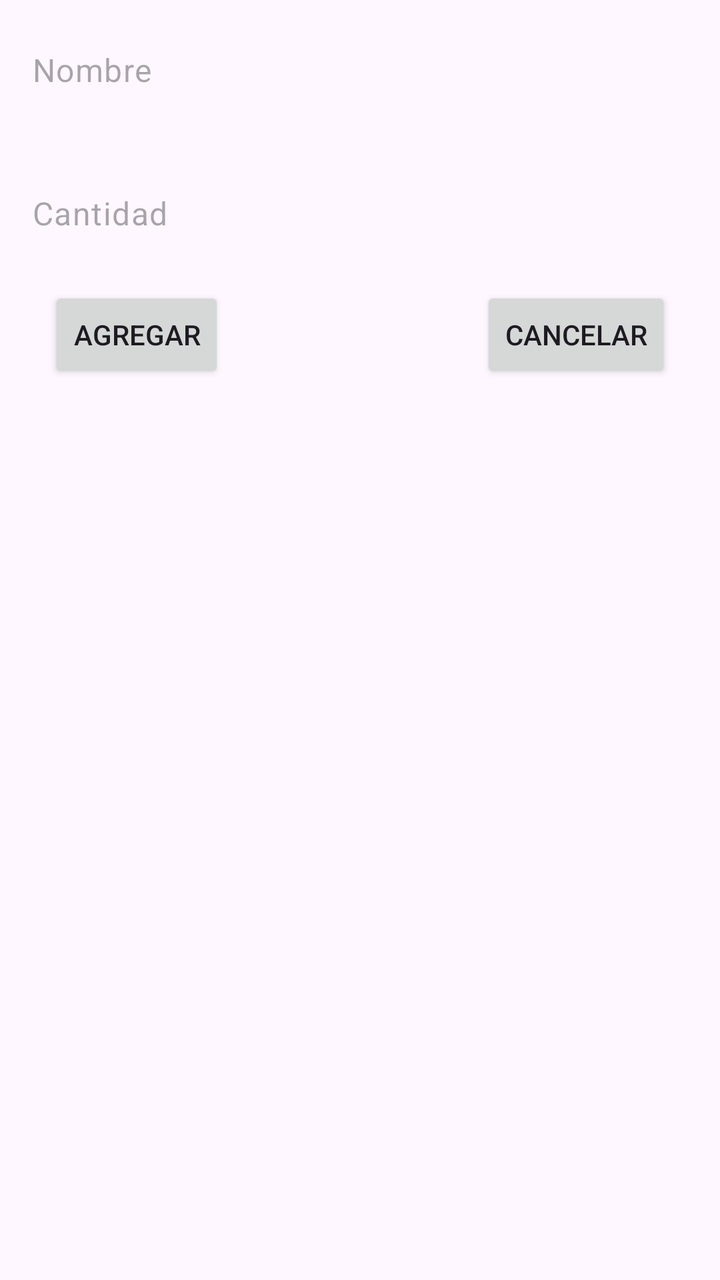
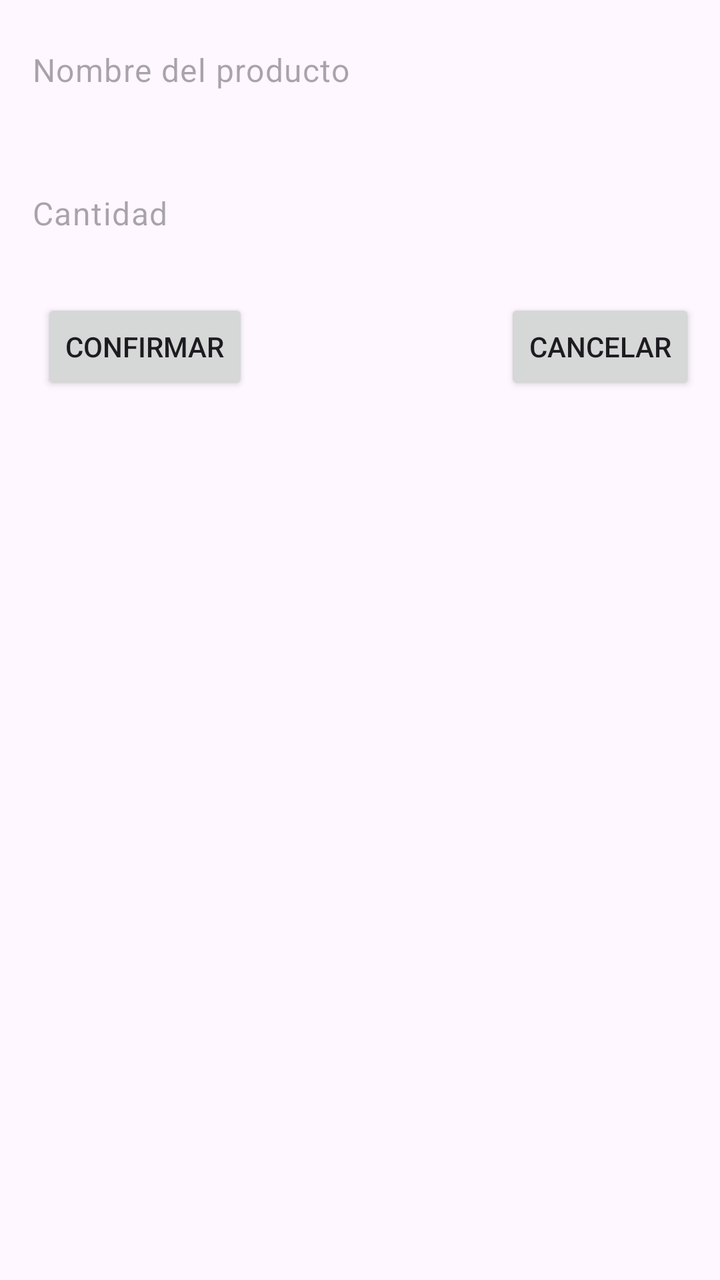

An Android layout rendered at two revisions. The XML below is the earlier revision; the diff shows what the commit changed to produce the second picture.
<!-- AndroidManifest.xml: application theme Theme.KotlinTest -->
<!-- res/layout/activity_crear_producto.xml -->
<?xml version="1.0" encoding="utf-8"?>
<androidx.constraintlayout.widget.ConstraintLayout xmlns:android="http://schemas.android.com/apk/res/android"
    xmlns:app="http://schemas.android.com/apk/res-auto"
    xmlns:tools="http://schemas.android.com/tools"
    android:id="@+id/main"
    android:layout_width="match_parent"
    android:layout_height="match_parent"
    tools:context=".CrearProducto">
    <EditText
        android:id="@+id/et_nombre"
        style="@style/Widget.Material3.AutoCompleteTextView.FilledBox"
        android:layout_width="0dp"
        android:layout_height="wrap_content"
        android:ems="10"
        android:hint="Nombre"
        android:inputType="text"
        app:layout_constraintEnd_toEndOf="parent"
        app:layout_constraintStart_toStartOf="parent"
        app:layout_constraintTop_toTopOf="parent" />

    <EditText
        android:id="@+id/et_cantidad"
        style="@style/Widget.Material3.AutoCompleteTextView.FilledBox"
        android:layout_width="0dp"
        android:layout_height="wrap_content"
        android:layout_marginTop="16dp"
        android:ems="10"
        android:hint="Cantidad"
        android:inputType="number|numberSigned"
        app:layout_constraintEnd_toEndOf="parent"
        app:layout_constraintStart_toStartOf="parent"
        app:layout_constraintTop_toBottomOf="@+id/et_nombre" />

    <LinearLayout
        android:layout_width="wrap_content"
        android:layout_height="wrap_content"
        android:layout_marginTop="16dp"
        android:orientation="horizontal"
        app:layout_constraintEnd_toEndOf="parent"
        app:layout_constraintStart_toStartOf="parent"
        app:layout_constraintTop_toBottomOf="@+id/et_cantidad">

        <Button
            android:id="@+id/bt_confirmar"
            android:layout_width="wrap_content"
            android:layout_height="wrap_content"
            android:layout_marginEnd="128dp"
            android:layout_weight="1"
            android:text="Agregar" />

        <Button
            android:id="@+id/bt_cancelar"
            android:layout_width="wrap_content"
            android:layout_height="wrap_content"
            android:layout_weight="1"
            android:text="Cancelar" />
    </LinearLayout>
</androidx.constraintlayout.widget.ConstraintLayout>
<!-- resources referenced by this layout -->
<resources>
  <style name="Theme.KotlinTest" parent="Base.Theme.KotlinTest" />
  <style name="Base.Theme.KotlinTest" parent="Theme.Material3.DayNight.NoActionBar">
          
          
      </style>
</resources>

<!-- the commit's change to res/layout/activity_crear_producto.xml (unified diff, before → after) -->
@@ -6,13 +6,14 @@
     android:layout_width="match_parent"
     android:layout_height="match_parent"
     tools:context=".CrearProducto">
+
     <EditText
         android:id="@+id/et_nombre"
         style="@style/Widget.Material3.AutoCompleteTextView.FilledBox"
         android:layout_width="0dp"
         android:layout_height="wrap_content"
         android:ems="10"
-        android:hint="Nombre"
+        android:hint="@string/placeholder_nombre"
         android:inputType="text"
         app:layout_constraintEnd_toEndOf="parent"
         app:layout_constraintStart_toStartOf="parent"
@@ -25,7 +26,7 @@
         android:layout_height="wrap_content"
         android:layout_marginTop="16dp"
         android:ems="10"
-        android:hint="Cantidad"
+        android:hint="@string/placeholder_cantidad"
         android:inputType="number|numberSigned"
         app:layout_constraintEnd_toEndOf="parent"
         app:layout_constraintStart_toStartOf="parent"
@@ -38,7 +39,8 @@
         android:orientation="horizontal"
         app:layout_constraintEnd_toEndOf="parent"
         app:layout_constraintStart_toStartOf="parent"
-        app:layout_constraintTop_toBottomOf="@+id/et_cantidad">
+        app:layout_constraintTop_toBottomOf="@+id/et_cantidad"
+        style="?android:attr/buttonBarButtonStyle">
 
         <Button
             android:id="@+id/bt_confirmar"
@@ -46,13 +48,13 @@
             android:layout_height="wrap_content"
             android:layout_marginEnd="128dp"
             android:layout_weight="1"
-            android:text="Agregar" />
+            android:text="@string/btn_confirmar" />
 
         <Button
             android:id="@+id/bt_cancelar"
             android:layout_width="wrap_content"
             android:layout_height="wrap_content"
             android:layout_weight="1"
-            android:text="Cancelar" />
+            android:text="@string/btn_cancelar" />
     </LinearLayout>
 </androidx.constraintlayout.widget.ConstraintLayout>
<!-- resource entries referenced after the edit -->
@@ -1,5 +1,9 @@
 <!-- resources referenced by this layout -->
 <resources>
+  <string name="btn_cancelar">Cancelar</string>
+  <string name="btn_confirmar">Confirmar</string>
+  <string name="placeholder_cantidad">Cantidad</string>
+  <string name="placeholder_nombre">Nombre del producto</string>
   <style name="Theme.KotlinTest" parent="Base.Theme.KotlinTest" />
   <style name="Base.Theme.KotlinTest" parent="Theme.Material3.DayNight.NoActionBar">
           
